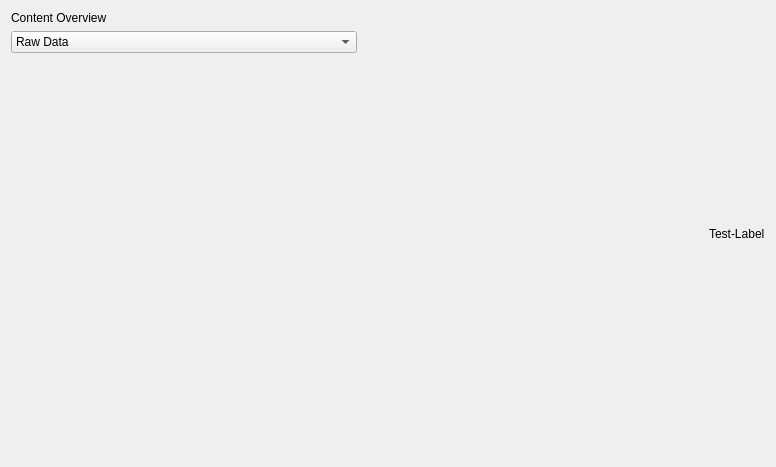
bendalab/NixView, file MainViewWidget.ui: the form before one commit.
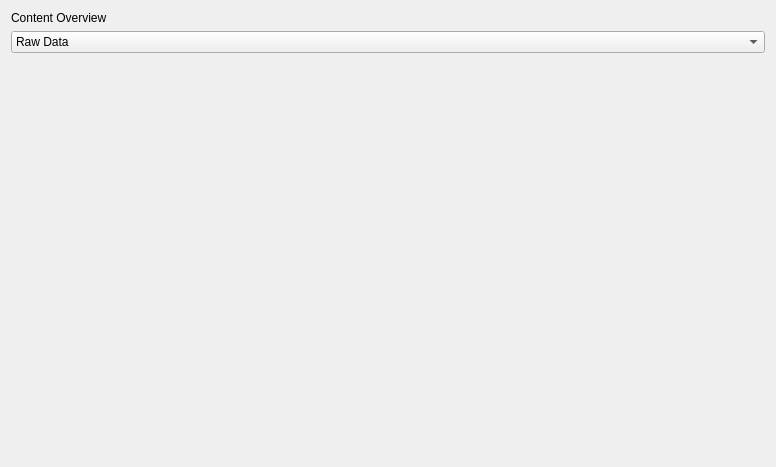
The form after the commit.

Commit message: added and connected info widget dummy

Patch:
```diff
--- a/MainViewWidget.ui
+++ b/MainViewWidget.ui
@@ -13,8 +13,8 @@
   <property name="windowTitle">
    <string>Form</string>
   </property>
-  <layout class="QGridLayout" name="gridLayout">
-   <item row="0" column="0">
+  <layout class="QHBoxLayout" name="horizontalLayout">
+   <item>
     <layout class="QGridLayout" name="overview_layout">
      <item row="1" column="0">
       <widget class="QComboBox" name="data_combo_box">
@@ -52,30 +52,6 @@
      </item>
     </layout>
    </item>
-   <item row="0" column="1">
-    <spacer name="horizontalSpacer">
-     <property name="orientation">
-      <enum>Qt::Horizontal</enum>
-     </property>
-     <property name="sizeHint" stdset="0">
-      <size>
-       <width>40</width>
-       <height>20</height>
-      </size>
-     </property>
-    </spacer>
-   </item>
-   <item row="0" column="2">
-    <layout class="QVBoxLayout" name="data_layout">
-     <item>
-      <widget class="QLabel" name="test_label">
-       <property name="text">
-        <string>Test-Label</string>
-       </property>
-      </widget>
-     </item>
-    </layout>
-   </item>
   </layout>
  </widget>
  <resources/>
```
The commit also changes 5 other files.
